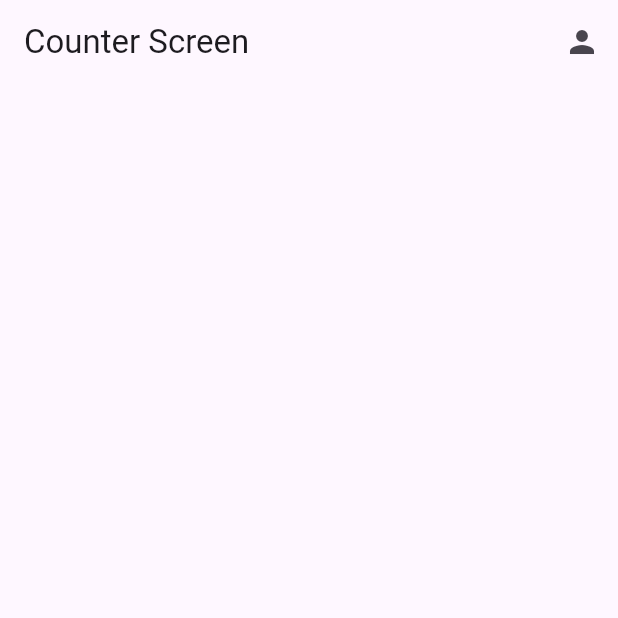
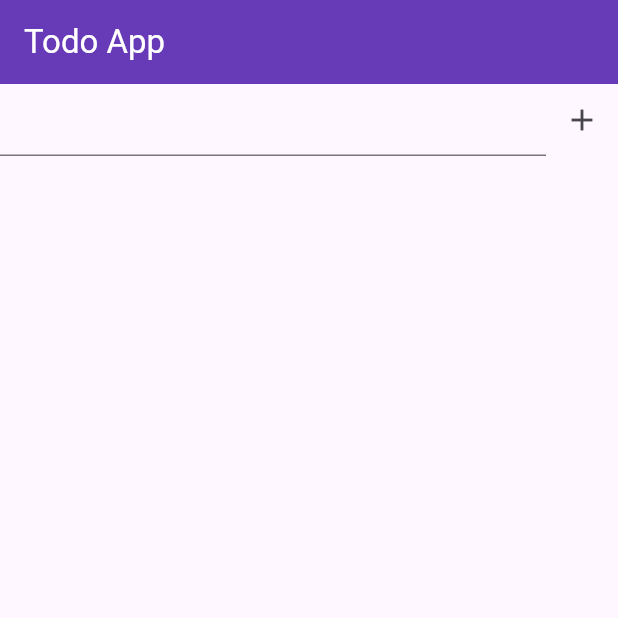
Before and after one commit to priyankadafda23/Flutter, a Flutter app: the screen it shows after launch, on a phone screen of 412 x 824 dp, the top half of it. Run offline on Flutter 3.47's test engine with Material 3 defaults, Android fonts, the light colour scheme and no system bars.

Commit message:
added todo

```diff
--- a/practicals_friday/lib/main.dart
+++ b/practicals_friday/lib/main.dart
@@ -1,23 +1,42 @@
 import 'package:flutter/material.dart';
-import 'screens/counter_screen.dart';
-//import 'color_page.dart';
+import 'screens/todo_screen.dart';
+//import 'screens/counter_screen.dart';
+//import 'screens/color_page.dart';
 
-void main() {
-  runApp(const MainApp());
+// for color_page and counter_screen.
+// void main() {
+//   runApp(const MainApp());
+// }
+
+// for todo_screen
+void main(){
+  runApp(ToDoWidget());
 }
 
-class MainApp extends StatelessWidget {
-  const MainApp({super.key});
+class ToDoWidget extends StatelessWidget{
+  const ToDoWidget({super.key});
 
   @override
-  Widget build(BuildContext context) {
+  Widget build(BuildContext context){
     return MaterialApp(
       debugShowCheckedModeBanner: false,
-      theme: ThemeData(
-      colorScheme: .fromSeed(seedColor:Colors.deepPurple),),
-      home: CounterScreen(),
+      home: TodoScreen(),
     );
   }
+}
+// class MainApp extends StatelessWidget {
+//   const MainApp({super.key});
+
+  // counter_screen
+  // @override
+  // Widget build(BuildContext context) {
+  //   return MaterialApp(
+  //     debugShowCheckedModeBanner: false,
+  //     theme: ThemeData(
+  //     colorScheme: .fromSeed(seedColor:Colors.deepPurple),),
+  //     home: CounterScreen(),
+  //   );
+  // }
 
   //color_page
   // @override
@@ -27,4 +46,4 @@ class MainApp extends StatelessWidget {
   //     home: ColorPage(),
   //   );
   // }
-}
+// }
--- a/practicals_friday/lib/color_page.dart
+++ b/practicals_friday/lib/screens/color_page.dart
@@ -1,7 +1,7 @@
 import 'package:flutter/material.dart';
 
 class ColorPage extends StatefulWidget {
-  ColorPage({super.key});
+  const ColorPage({super.key});
   @override
   State<ColorPage> createState() => _ColorPageState();
 }
--- /dev/null
+++ b/practicals_friday/lib/screens/todo_screen.dart
@@ -0,0 +1,89 @@
+import 'dart:developer';
+
+import 'package:flutter/material.dart';
+
+class TodoScreen extends StatefulWidget {
+  const TodoScreen({super.key});
+
+  @override
+  State<TodoScreen> createState() => _TodoScreenState();
+}
+
+class _TodoScreenState extends State<TodoScreen> {
+  TextEditingController txtTitle = TextEditingController();
+  List<String> tasks = [];
+  bool isChecked = false;
+  int selInd = -1;
+  @override
+  Widget build(BuildContext context) {
+    return  Scaffold(
+      appBar: AppBar(
+        title: Text('Todo App',style:TextStyle(color:Colors.white)),
+        backgroundColor: Colors.deepPurple,
+        ),
+        body: Column(
+          children: [
+            Row(
+              children: [
+                Expanded(child: TextField(controller:txtTitle)),
+                IconButton(onPressed: (){
+                  if(txtTitle.text.isNotEmpty){
+
+                  log(txtTitle.text);
+                  if(selInd==-1)
+                {
+                                    tasks.add(txtTitle.text);
+                  }else{
+                    tasks[selInd] = txtTitle.text;
+                    selInd = -1;
+                  }
+                  txtTitle.text = "";
+                  setState(() {
+
+                  });
+                  }
+                }, icon: Icon(Icons.add))
+              ],
+            ),
+            Expanded(
+              child: ListView.builder(
+                itemBuilder: (context, index) => ListTile(
+                  leading: Checkbox(value: isChecked, onChanged: (v){
+                    isChecked = v!;
+                    setState(() {
+
+                    });
+                  }),
+                  title:Text(tasks[index]),
+                  trailing: SizedBox(
+                    width:100,
+                    child: Row(
+                      children: [
+                        IconButton(
+                          onPressed: (){
+                            txtTitle.text = tasks[index];
+                            selInd = index;
+                            setState(() {
+
+                            });
+                          },
+                          icon: Icon(Icons.edit)),IconButton(
+                          onPressed: (){
+                            tasks.removeAt(index);
+                            setState(() {
+
+                            });
+                          },
+                          icon: Icon(Icons.delete)),
+                      ],
+                    ),
+                  ),
+                ),
+                itemCount: tasks.length,
+                ),
+            )
+          ],
+        ),
+    );
+  }
+}
```
